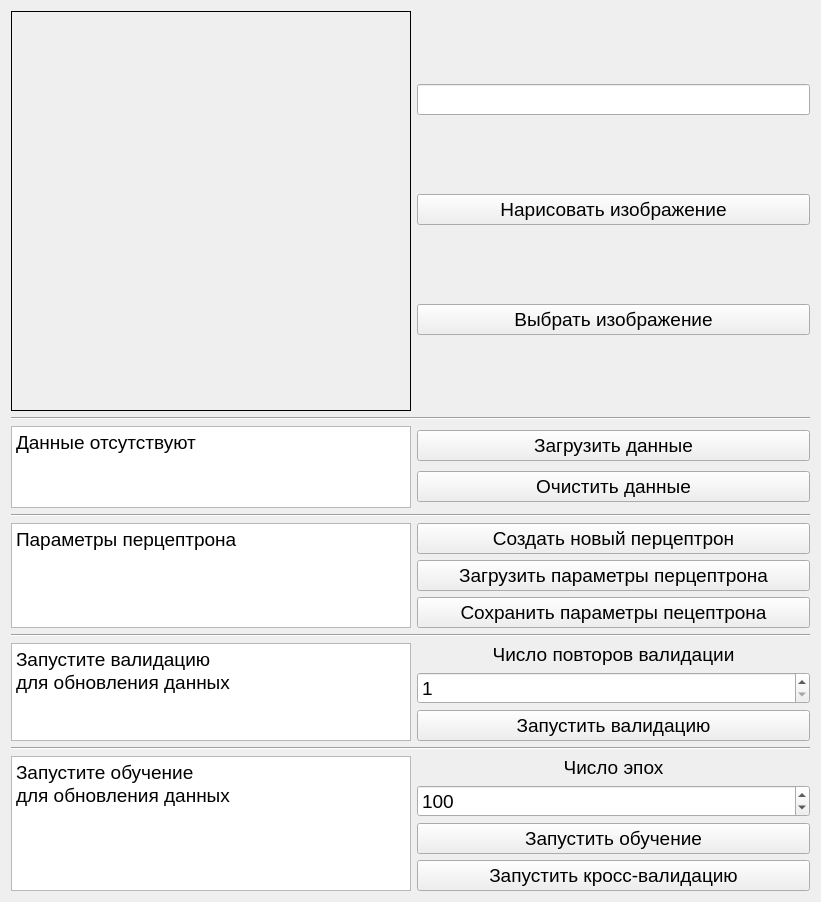
Old version of the form src/s21_app/ui/main_window.ui in the repository UnWaDo/mlp.
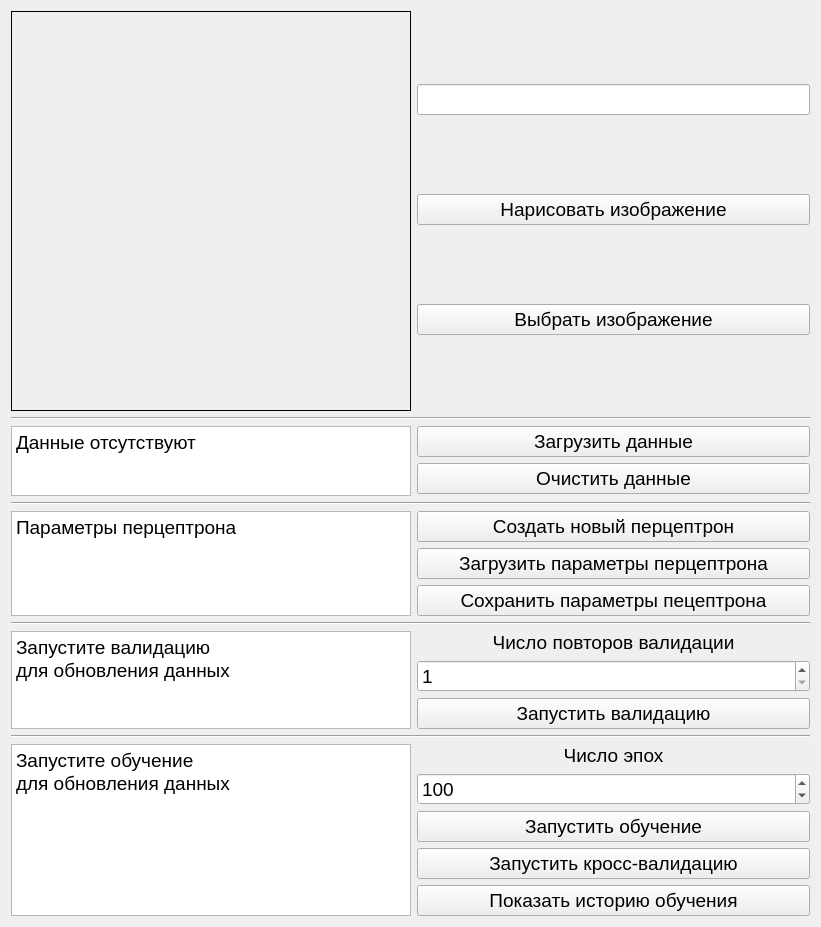
New version of the form.

```diff
--- a/src/s21_app/ui/main_window.ui
+++ b/src/s21_app/ui/main_window.ui
@@ -379,6 +379,13 @@
          </property>
         </widget>
        </item>
+       <item>
+        <widget class="QPushButton" name="training_history_">
+         <property name="text">
+          <string>Показать историю обучения</string>
+         </property>
+        </widget>
+       </item>
       </layout>
      </item>
     </layout>
```
